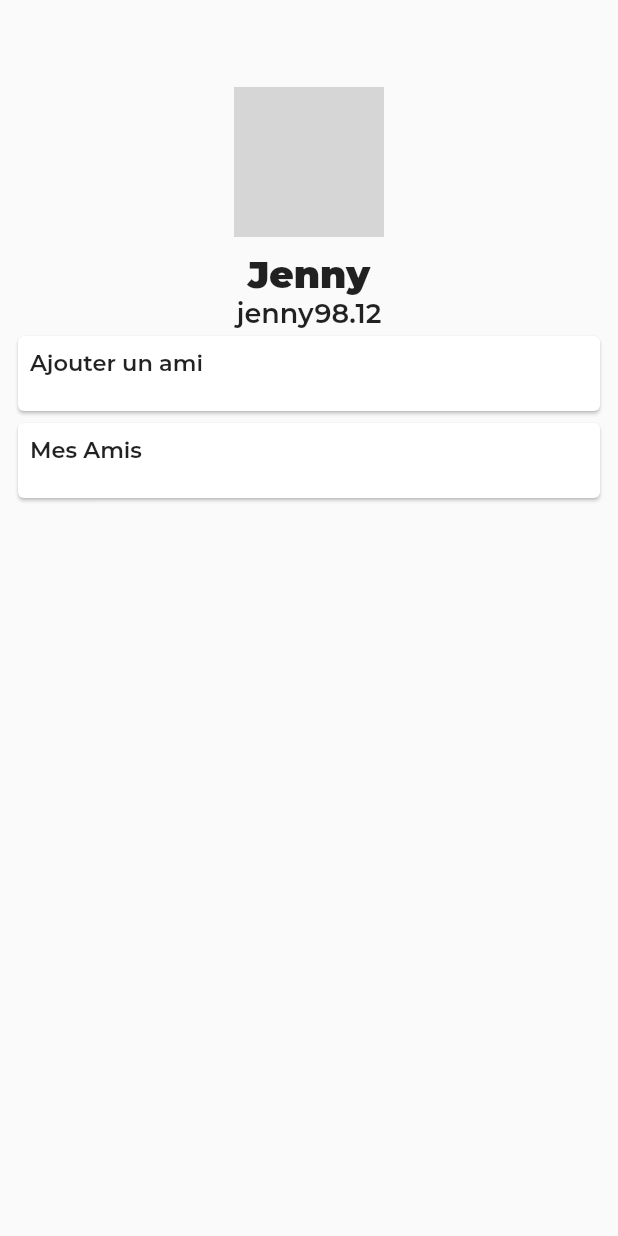
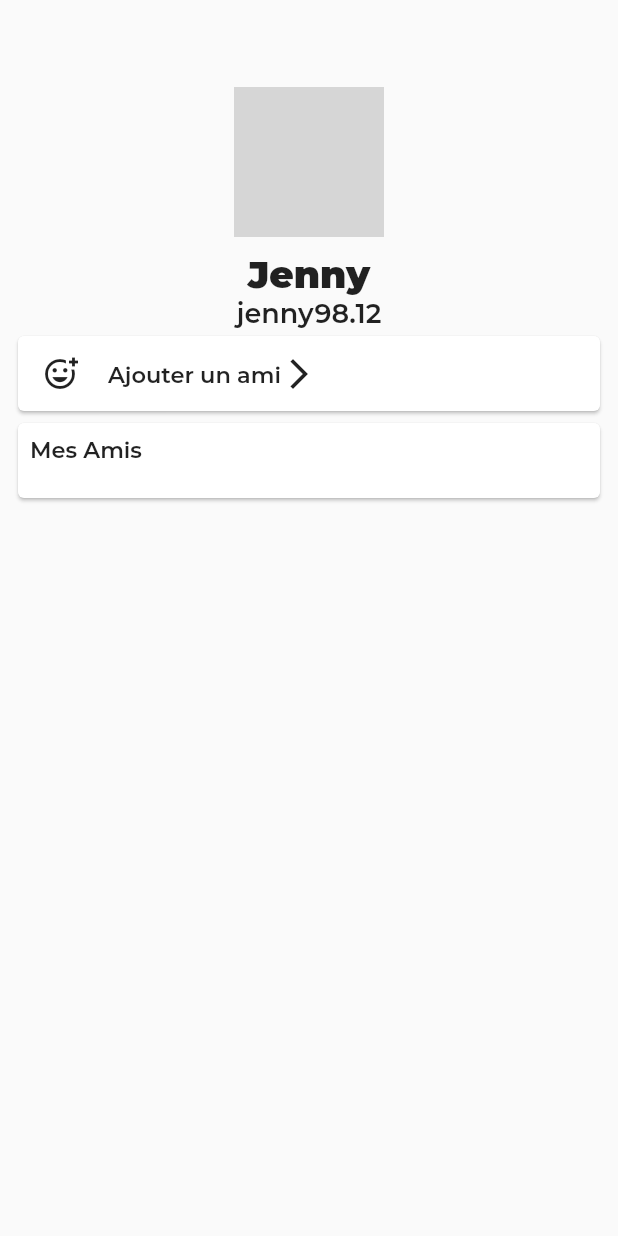
Before and after one commit to Nintendoboy59/snapchatTechnologieWebMobileExercice, a Flutter app: the screen it shows after launch, on a phone screen of 412 x 824 dp. Run offline on Flutter 3.47's test engine with Material 2 defaults, Android fonts, the phone set to English and light mode, and no system bars; network calls fail; grey boxes are pictures that could not be loaded.

Commit message:
icon test

```diff
--- a/front/lib/profile.dart
+++ b/front/lib/profile.dart
@@ -15,8 +15,8 @@ class _ProfileState extends State<Profile> {
       body: Padding(
         padding: const EdgeInsets.all(8.0),
         child: ListView(
-          children: const [
-            Padding(
+          children: [
+            const Padding(
               padding: EdgeInsets.only(top: 50.0),
               child: Center(
                 child: CircleAvatar(
@@ -25,7 +25,7 @@ class _ProfileState extends State<Profile> {
                 ),
               ),
             ),
-            Padding(
+            const Padding(
               padding: EdgeInsets.only(top: 10.0),
               child: Center(
                 child: Text('Jenny',
@@ -34,7 +34,7 @@ class _ProfileState extends State<Profile> {
                 ),
               ),
             ),
-            Center(
+            const Center(
               child:Text('jenny98.12',
                 style: TextStyle(fontFamily: 'Montserrat',
                     fontWeight: FontWeight.w600,fontSize: 18),
@@ -46,13 +46,22 @@ class _ProfileState extends State<Profile> {
                 height: 50,
                 child: Padding(
                   padding: EdgeInsets.all(8.0),
-                  child: Text('Ajouter un ami',
-                    style: TextStyle(fontFamily: 'Montserrat',
-                    fontWeight: FontWeight.w600,fontSize: 15),),
+                  child: Row(
+                    children: const [
+                      Padding(
+                        padding: EdgeInsets.only(left: 8.0,right: 20),
+                        child: Icon(Icons.add_reaction_outlined),
+                      ),
+                      Text('Ajouter un ami',
+                        style: TextStyle(fontFamily: 'Montserrat',
+                        fontWeight: FontWeight.w600,fontSize: 15),),
+                      Icon(Icons.arrow_forward_ios)
+                    ],
+                  ),
                 ),
               ) ,
             ),
-            Card(
+            const Card(
               child: SizedBox(
                 width: 350,
                 height: 50,
```
Also changed, not shown: 15 other files.
